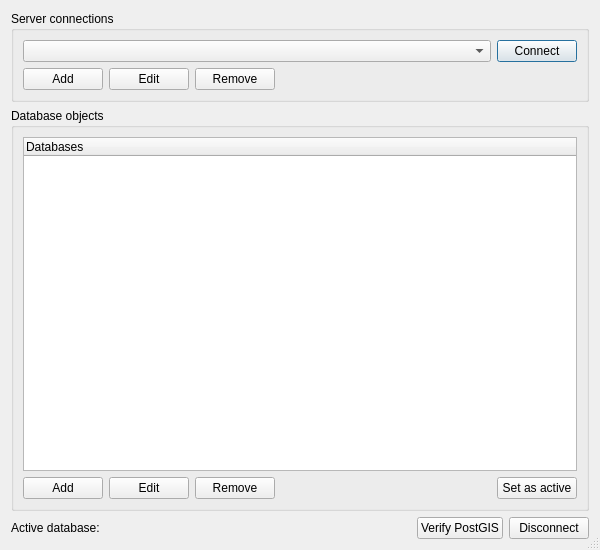
The window that DBManager/UI/db_manager_menu.ui (eryk918/postgis_toolbox) describes before a commit, drawn with Qt 5.
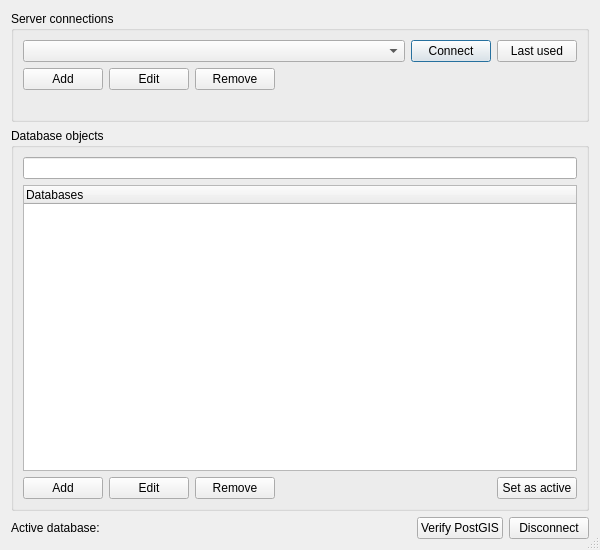
The same window after the commit. Custom widgets are drawn as their Qt base class.

Diff of the .ui file:
```diff
--- a/DBManager/UI/db_manager_menu.ui
+++ b/DBManager/UI/db_manager_menu.ui
@@ -45,6 +45,16 @@
           </property>
          </widget>
         </item>
+        <item>
+         <widget class="QPushButton" name="last_db_btn">
+          <property name="toolTip">
+           <string>Connect to the database used last time</string>
+          </property>
+          <property name="text">
+           <string>Last used</string>
+          </property>
+         </widget>
+        </item>
        </layout>
       </item>
       <item>
@@ -85,6 +95,16 @@
         </item>
        </layout>
       </item>
+      <item>
+       <widget class="QLabel" name="server_info_label">
+        <property name="text">
+         <string notr="true"/>
+        </property>
+        <property name="wordWrap">
+         <bool>true</bool>
+        </property>
+       </widget>
+      </item>
      </layout>
     </widget>
    </item>
@@ -94,6 +114,9 @@
       <string>Database objects</string>
      </property>
      <layout class="QVBoxLayout" name="objects_layout">
+      <item>
+       <widget class="QgsFilterLineEdit" name="filter_lineedit"/>
+      </item>
       <item>
        <widget class="QTreeWidget" name="db_obj_treeview">
         <column>
@@ -191,6 +214,13 @@
    </item>
   </layout>
  </widget>
+ <customwidgets>
+  <customwidget>
+   <class>QgsFilterLineEdit</class>
+   <extends>QLineEdit</extends>
+   <header>qgsfilterlineedit.h</header>
+  </customwidget>
+ </customwidgets>
  <resources/>
  <connections>
   <connection>
```
Left out of the diff: 10 changed lines with no effect on the pictures.
